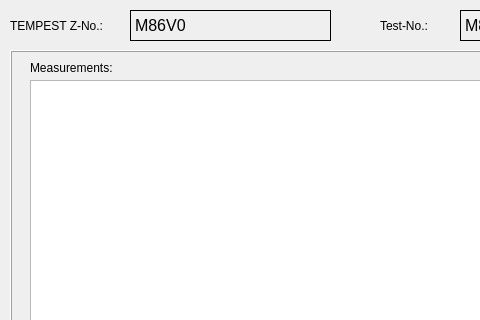
First picture: the form in Lib/TestDataZK.ui, repository HenricusRex/TMV3, before the edit; both pictures show x 0 to 480 and y 0 to 320 of the 1051 by 673 pixel window.
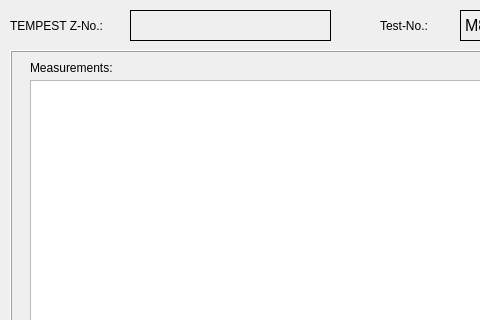
Second picture: the form after the edit. Icons and pictures are not drawn.

Patch:
```diff
--- a/Lib/TestDataZK.ui
+++ b/Lib/TestDataZK.ui
@@ -422,7 +422,7 @@
     <enum>QFrame::Box</enum>
    </property>
    <property name="text">
-    <string>M86V0</string>
+    <string/>
    </property>
   </widget>
   <widget class="QPushButton" name="BtnProtocol">
```
